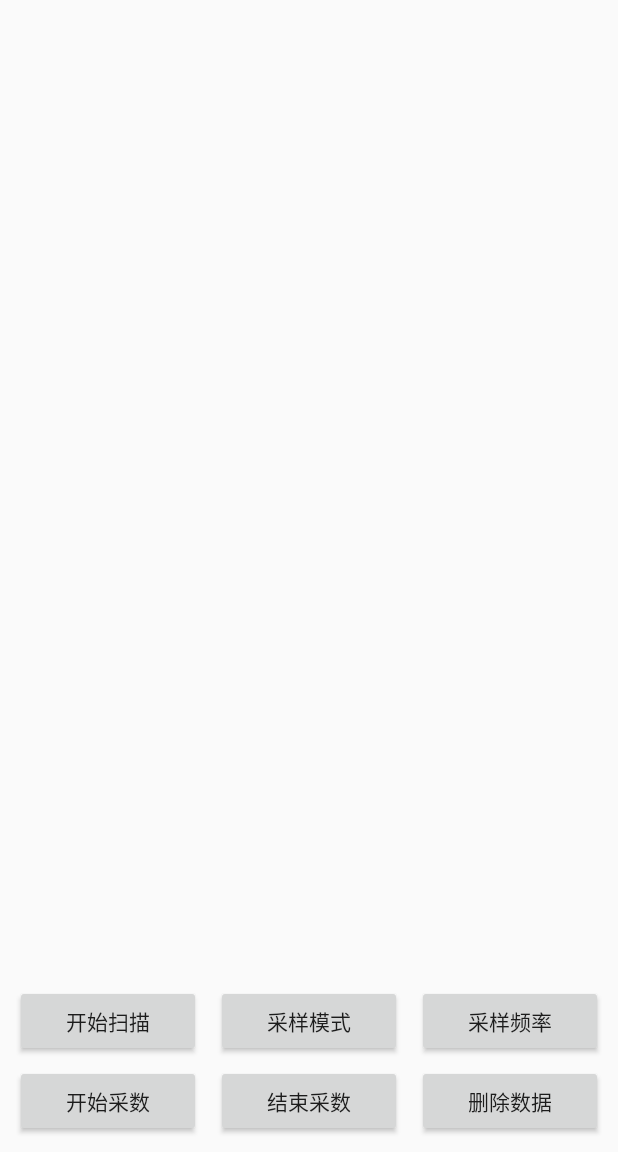
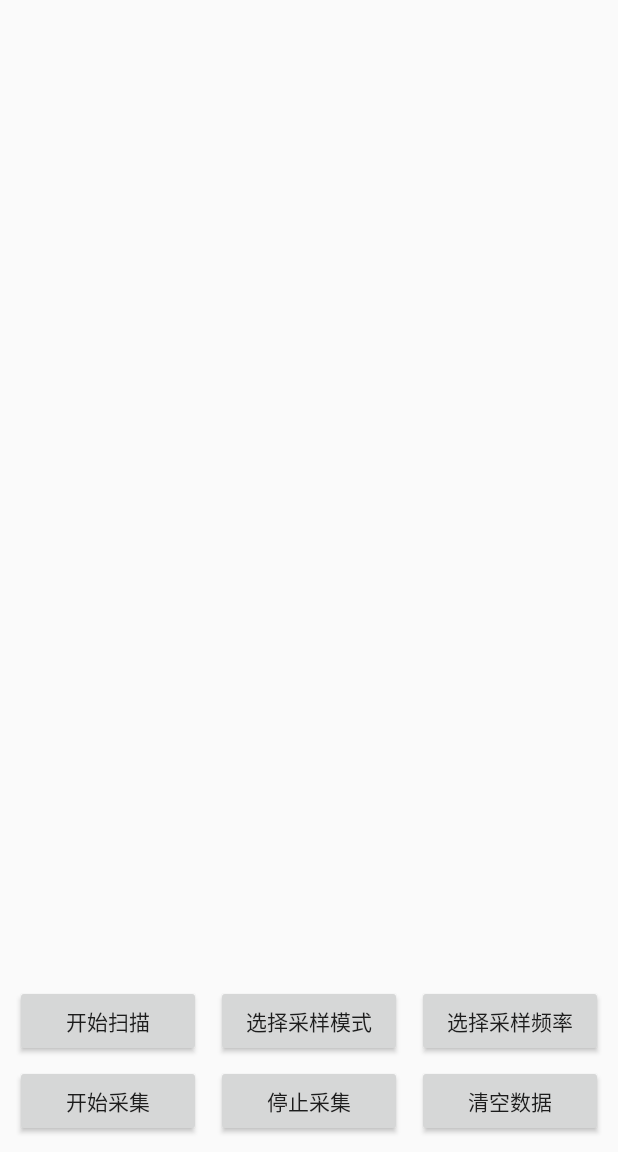
Before and after one commit to wangjingbo520/ShenDaBle, an Android app: the screen it shows after launch (MainActivity), on a phone screen of 412 x 824 dp, the part 84-1236 px from its top. Run offline under Robolectric (Android 15) with nearby library versions, the phone set to English and light mode, and no system bars.

Commit message:
功能完成

```diff
--- a/app/src/main/AndroidManifest.xml
+++ b/app/src/main/AndroidManifest.xml
@@ -1,8 +1,6 @@
 <?xml version="1.0" encoding="utf-8"?>
 <manifest xmlns:android="http://schemas.android.com/apk/res/android"
     package="com.clj.blesample">
-
-    //第一次更新
 
     <uses-permission android:name="android.permission.WAKE_LOCK" />
     <uses-permission android:name="android.permission.BLUETOOTH" />
--- a/app/src/main/res/layout/activity_main.xml
+++ b/app/src/main/res/layout/activity_main.xml
@@ -78,6 +78,7 @@
                 android:layout_width="match_parent"
                 android:layout_height="match_parent"
                 android:layout_centerInParent="true"
+                android:gravity="center"
                 android:orientation="horizontal">
 
                 <Button
@@ -130,6 +131,7 @@
                 android:layout_height="wrap_content"
                 android:layout_centerInParent="true"
                 android:layout_marginTop="5dp"
+                android:gravity="center"
                 android:orientation="horizontal">
 
                 <Button
--- a/app/src/main/res/layout/adapter_device.xml
+++ b/app/src/main/res/layout/adapter_device.xml
@@ -99,7 +99,8 @@
                 android:layout_height="wrap_content"
                 android:layout_marginLeft="5dp"
                 android:text="@string/enter"
-                android:textSize="12sp" />
+                android:textSize="12sp"
+                android:visibility="gone" />
 
         </LinearLayout>
 
--- a/app/src/main/res/values/strings.xml
+++ b/app/src/main/res/values/strings.xml
@@ -45,12 +45,12 @@
 
 
     <string name="device_status">设备状态</string>
-    <string name="delete_data">删除数据</string>
+    <string name="delete_data">清空数据</string>
     <string name="end_uploading">结束上传</string>
 
     <string name="start_uploading">开始上传</string>
-    <string name="end_collection">结束采数</string>
-    <string name="start_collection">开始采数</string>
+    <string name="end_collection">停止采集</string>
+    <string name="start_collection">开始采集</string>
 
     <string name="start_search">开始扫描</string>
     <string name="end_search">停止扫描</string>
@@ -64,9 +64,8 @@
     <string name="select_dir">选择目录</string>
     <string name="start_save">开始保存</string>
     <string name="stop_save">停止保存</string>
-    <string name="mode_caiyang">采样模式</string>
-    <string name="pinlv_caiyang">采样频率</string>
-
+    <string name="mode_caiyang">选择采样模式</string>
+    <string name="pinlv_caiyang">选择采样频率</string>
 
 
     <string name="filechoose_app_name">FileDirChoose</string>
```
Also changed, not shown: app/src/main/java/com/clj/blesample/MainActivity.java (+72 -33 lines), 1 other file.
